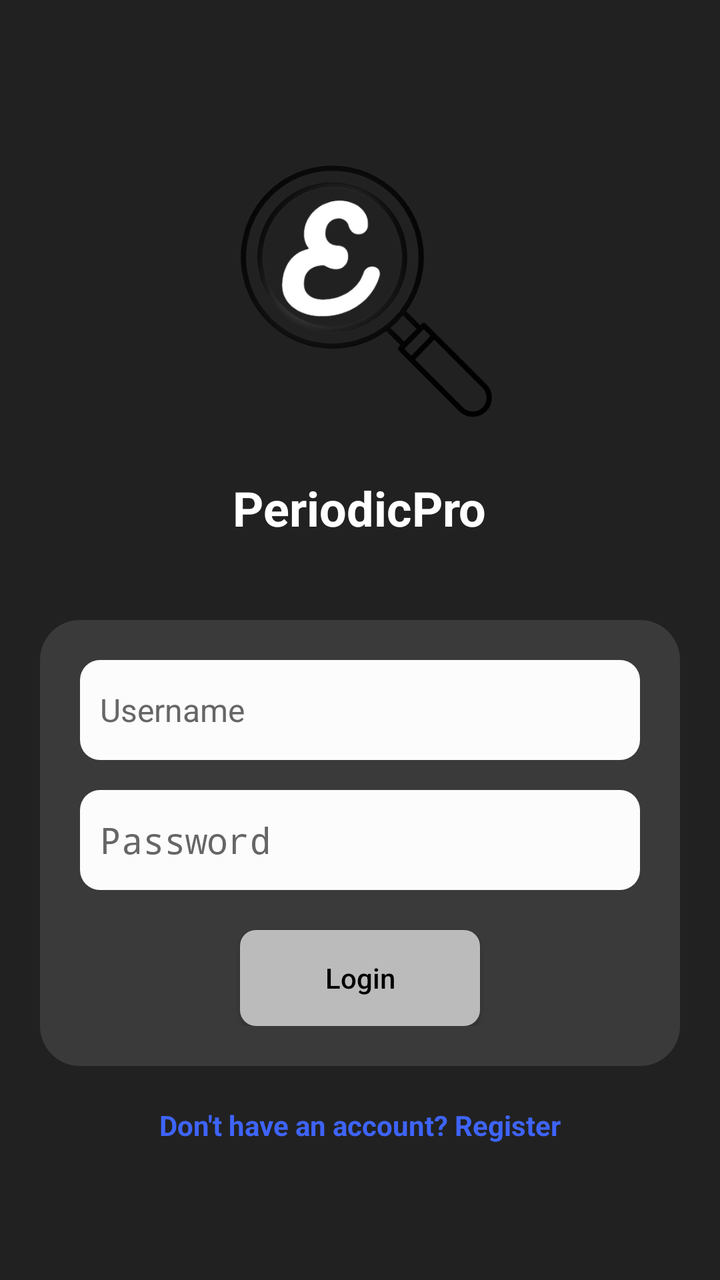
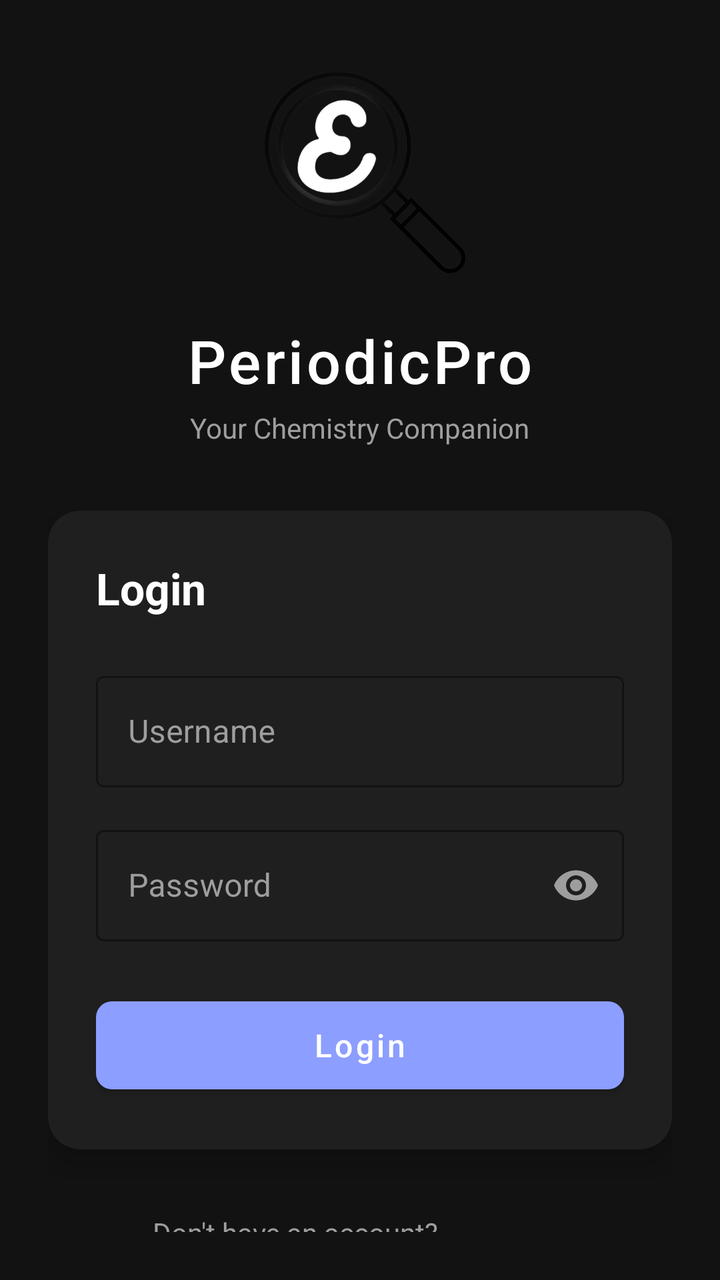

Two renders of the same Android screen: before a commit and after it. Below are the layout's source before the change and the commit's diff.
<!-- AndroidManifest.xml: application theme Theme.PeriodicPro -->
<!-- res/layout/activity_login.xml -->
<?xml version="1.0" encoding="utf-8"?>
<LinearLayout xmlns:android="http://schemas.android.com/apk/res/android"
    xmlns:tools="http://schemas.android.com/tools"
    android:layout_width="match_parent"
    android:layout_height="match_parent"
    android:orientation="vertical"
    android:background="#212121"
    android:gravity="center">

    
    <ImageView
        android:layout_width="150dp"
        android:layout_height="150dp"
        android:src="@drawable/logo"
        android:layout_marginBottom="20dp"/>

    
    <TextView
        android:layout_width="wrap_content"
        android:layout_height="wrap_content"
        android:text="PeriodicPro"
        android:textSize="24sp"
        android:textColor="#FFFFFF"
        android:textStyle="bold"
        android:layout_marginBottom="20dp"/>

    
    <LinearLayout
        android:layout_width="match_parent"
        android:layout_height="wrap_content"
        android:orientation="vertical"
        android:padding="20dp"
        android:layout_margin="20dp"
        android:gravity="center"
        android:layout_marginTop="50dp"
        android:layout_marginBottom="30dp"
        android:paddingTop="40dp"
        android:paddingBottom="40dp"
        android:background="@drawable/rounded_form_bg">

        
        <EditText
            android:id="@+id/edittext_username"
            android:layout_width="match_parent"
            android:layout_height="50dp"
            android:hint="Username"
            android:textColorHint="#666666"
            android:textColor="#000000"
            android:padding="10dp"
            android:layout_marginBottom="15dp"
            android:background="@drawable/rounded_input_bg"
            android:textSize="16sp"
            tools:ignore="VisualLintTextFieldSize" />

        
        <EditText
            android:id="@+id/edittext_password"
            android:layout_width="match_parent"
            android:layout_height="50dp"
            android:hint="Password"
            android:textColorHint="#666666"
            android:textColor="#000000"
            android:padding="10dp"
            android:inputType="textPassword"
            android:layout_marginBottom="20dp"
            android:background="@drawable/rounded_input_bg"
            tools:ignore="VisualLintTextFieldSize" />

        
        <Button
            android:id="@+id/button_login"
            android:layout_width="120dp"
            android:layout_height="48dp"
            android:text="Login"
            android:textColor="#000000"

            android:padding="10dp"
            android:textAllCaps="false"
            android:background="@drawable/rounded_button_bg"/>
    </LinearLayout>

    
    <TextView
        android:id="@+id/button_register"
        android:layout_width="wrap_content"
        android:layout_height="wrap_content"
        android:text="Don't have an account? Register"
        android:textColor="#3e64fa"
        android:textSize="14sp"
        android:clickable="true"
        android:textStyle="bold" />
</LinearLayout>
<!-- resources referenced by this layout -->
<resources>
  <!-- drawable logo: png bitmap (drawable, 91512 bytes) -->
  <!-- drawable rounded_button_bg (drawable) -->
  <?xml version="1.0" encoding="utf-8"?>
  <shape xmlns:android="http://schemas.android.com/apk/res/android"
      android:shape="rectangle">
      <solid android:color="#bbbbbb" />
      <corners android:radius="8dp" />
  </shape>
  <!-- drawable rounded_form_bg (drawable) -->
  <?xml version="1.0" encoding="utf-8"?>
  <shape xmlns:android="http://schemas.android.com/apk/res/android">
      <solid android:color="#3b3a3a"/> 
      <corners android:radius="20dp"/> 
  </shape>
  <!-- drawable rounded_input_bg (drawable) -->
  <?xml version="1.0" encoding="utf-8"?>
  <shape xmlns:android="http://schemas.android.com/apk/res/android">
      <solid android:color="#fcfcfc"/> 
      <corners android:radius="10dp"/> 
  </shape>
  <style name="Theme.PeriodicPro" parent="Theme.AppCompat.DayNight.NoActionBar">
          <item name="colorPrimary">#212121</item>
          <item name="colorPrimaryDark">#171717</item>
          <item name="colorAccent">#00796B</item>
          <item name="android:windowBackground">#212121</item>
      </style>
</resources>

<!-- the commit's change to res/layout/activity_login.xml (unified diff, before → after) -->
@@ -1,92 +1,154 @@
 <?xml version="1.0" encoding="utf-8"?>
 <LinearLayout xmlns:android="http://schemas.android.com/apk/res/android"
     xmlns:tools="http://schemas.android.com/tools"
+    xmlns:app="http://schemas.android.com/apk/res-auto"
     android:layout_width="match_parent"
     android:layout_height="match_parent"
     android:orientation="vertical"
-    android:background="#212121"
-    android:gravity="center">
-
-    
-    <ImageView
-        android:layout_width="150dp"
-        android:layout_height="150dp"
-        android:src="@drawable/logo"
-        android:layout_marginBottom="20dp"/>
-
-    
-    <TextView
-        android:layout_width="wrap_content"
-        android:layout_height="wrap_content"
-        android:text="PeriodicPro"
-        android:textSize="24sp"
-        android:textColor="#FFFFFF"
-        android:textStyle="bold"
-        android:layout_marginBottom="20dp"/>
+    android:background="#121212"
+    android:gravity="center"
+    android:padding="24dp">
 
     
     <LinearLayout
         android:layout_width="match_parent"
         android:layout_height="wrap_content"
         android:orientation="vertical"
-        android:padding="20dp"
-        android:layout_margin="20dp"
         android:gravity="center"
-        android:layout_marginTop="50dp"
-        android:layout_marginBottom="30dp"
-        android:paddingTop="40dp"
-        android:paddingBottom="40dp"
-        android:background="@drawable/rounded_form_bg">
+        android:layout_marginBottom="32dp">
+        
+        
+        <ImageView
+            android:layout_width="120dp"
+            android:layout_height="120dp"
+            android:src="@drawable/logo"
+            android:layout_marginBottom="16dp"/>
 
         
-        <EditText
-            android:id="@+id/edittext_username"
-            android:layout_width="match_parent"
-            android:layout_height="50dp"
-            android:hint="Username"
-            android:textColorHint="#666666"
-            android:textColor="#000000"
-            android:padding="10dp"
-            android:layout_marginBottom="15dp"
-            android:background="@drawable/rounded_input_bg"
-            android:textSize="16sp"
-            tools:ignore="VisualLintTextFieldSize" />
-
+        <TextView
+            android:layout_width="wrap_content"
+            android:layout_height="wrap_content"
+            android:text="PeriodicPro"
+            android:textSize="30sp"
+            android:textColor="#FFFFFF"
+            android:fontFamily="sans-serif-medium"
+            android:letterSpacing="0.05"/>
+            
         
-        <EditText
-            android:id="@+id/edittext_password"
-            android:layout_width="match_parent"
-            android:layout_height="50dp"
-            android:hint="Password"
-            android:textColorHint="#666666"
-            android:textColor="#000000"
-            android:padding="10dp"
-            android:inputType="textPassword"
-            android:layout_marginBottom="20dp"
-            android:background="@drawable/rounded_input_bg"
-            tools:ignore="VisualLintTextFieldSize" />
-
-        
-        <Button
-            android:id="@+id/button_login"
-            android:layout_width="120dp"
-            android:layout_height="48dp"
-            android:text="Login"
-            android:textColor="#000000"
-
-            android:padding="10dp"
-            android:textAllCaps="false"
-            android:background="@drawable/rounded_button_bg"/>
+        <TextView
+            android:layout_width="wrap_content"
+            android:layout_height="wrap_content"
+            android:text="Your Chemistry Companion"
+            android:textSize="14sp"
+            android:textColor="#9E9E9E"
+            android:layout_marginTop="4dp"/>
     </LinearLayout>
 
     
-    <TextView
-        android:id="@+id/button_register"
+    <androidx.cardview.widget.CardView
+        android:layout_width="match_parent"
+        android:layout_height="wrap_content"
+        android:layout_marginBottom="32dp"
+        app:cardCornerRadius="16dp"
+        app:cardBackgroundColor="#1F1F1F"
+        app:cardElevation="8dp">
+
+        <LinearLayout
+            android:layout_width="match_parent"
+            android:layout_height="wrap_content"
+            android:orientation="vertical"
+            android:padding="24dp">
+
+            <TextView
+                android:layout_width="match_parent"
+                android:layout_height="wrap_content"
+                android:text="Login"
+                android:textColor="#FFFFFF"
+                android:textSize="22sp"
+                android:textStyle="bold"
+                android:layout_marginBottom="24dp" />
+
+            
+            <com.google.android.material.textfield.TextInputLayout
+                android:layout_width="match_parent"
+                android:layout_height="wrap_content"
+                android:layout_marginBottom="16dp"
+                android:hint="Username"
+                app:hintTextColor="#8C9EFF"
+                android:textColorHint="#9E9E9E"
+                app:boxStrokeColor="#8C9EFF"
+                style="@style/Widget.MaterialComponents.TextInputLayout.OutlinedBox">
+
+                <com.google.android.material.textfield.TextInputEditText
+                    android:id="@+id/edittext_username"
+                    android:layout_width="match_parent"
+                    android:layout_height="wrap_content"
+                    android:textColor="#FFFFFF"
+                    android:textSize="16sp"
+                    android:inputType="text" />
+            </com.google.android.material.textfield.TextInputLayout>
+
+            
+            <com.google.android.material.textfield.TextInputLayout
+                android:layout_width="match_parent"
+                android:layout_height="wrap_content"
+                android:layout_marginBottom="24dp"
+                android:hint="Password"
+                app:hintTextColor="#8C9EFF"
+                android:textColorHint="#9E9E9E"
+                app:boxStrokeColor="#8C9EFF"
+                app:passwordToggleEnabled="true"
+                app:passwordToggleTint="#9E9E9E"
+                style="@style/Widget.MaterialComponents.TextInputLayout.OutlinedBox">
+
+                <com.google.android.material.textfield.TextInputEditText
+                    android:id="@+id/edittext_password"
+                    android:layout_width="match_parent"
+                    android:layout_height="wrap_content"
+                    android:textColor="#FFFFFF"
+                    android:textSize="16sp"
+                    android:inputType="textPassword" />
+            </com.google.android.material.textfield.TextInputLayout>
+
+            
+            <com.google.android.material.button.MaterialButton
+                android:id="@+id/button_login"
+                android:layout_width="match_parent"
+                android:layout_height="56dp"
+                android:text="Login"
+                android:textColor="#FFFFFF"
+                android:textSize="16sp"
+                app:cornerRadius="8dp"
+                app:backgroundTint="#8C9EFF"
+                android:textAllCaps="false" />
+        </LinearLayout>
+    </androidx.cardview.widget.CardView>
+
+    
+    <LinearLayout
         android:layout_width="wrap_content"
         android:layout_height="wrap_content"
-        android:text="Don't have an account? Register"
-        android:textColor="#3e64fa"
-        android:textSize="14sp"
-        android:clickable="true"
-        android:textStyle="bold" />
+        android:orientation="horizontal"
+        android:gravity="center">
+        
+        <TextView
+            android:layout_width="wrap_content"
+            android:layout_height="wrap_content"
+            android:text="Don't have an account? "
+            android:textColor="#9E9E9E"
+            android:textSize="14sp" />
+            
+        <TextView
+            android:id="@+id/button_register"
+            android:layout_width="wrap_content"
+            android:layout_height="wrap_content"
+            android:text="Register"
+            android:textColor="#8C9EFF"
+            android:textSize="14sp"
+            android:clickable="true"
+            android:focusable="true"
+            android:textStyle="bold"
+            android:background="?attr/selectableItemBackground"
+            android:padding="4dp" />
+    </LinearLayout>
 </LinearLayout>
<!-- resource entries referenced after the edit -->
@@ -1,30 +1,14 @@
 <!-- resources referenced by this layout -->
 <resources>
   <!-- drawable logo: png bitmap (drawable, 91512 bytes) -->
-  <!-- drawable rounded_button_bg (drawable) -->
-  <?xml version="1.0" encoding="utf-8"?>
-  <shape xmlns:android="http://schemas.android.com/apk/res/android"
-      android:shape="rectangle">
-      <solid android:color="#bbbbbb" />
-      <corners android:radius="8dp" />
-  </shape>
-  <!-- drawable rounded_form_bg (drawable) -->
-  <?xml version="1.0" encoding="utf-8"?>
-  <shape xmlns:android="http://schemas.android.com/apk/res/android">
-      <solid android:color="#3b3a3a"/> 
-      <corners android:radius="20dp"/> 
-  </shape>
-  <!-- drawable rounded_input_bg (drawable) -->
-  <?xml version="1.0" encoding="utf-8"?>
-  <shape xmlns:android="http://schemas.android.com/apk/res/android">
-      <solid android:color="#fcfcfc"/> 
-      <corners android:radius="10dp"/> 
-  </shape>
-  <style name="Theme.PeriodicPro" parent="Theme.AppCompat.DayNight.NoActionBar">
+  <style name="Theme.PeriodicPro" parent="Theme.MaterialComponents.DayNight.NoActionBar">
           <item name="colorPrimary">#212121</item>
           <item name="colorPrimaryDark">#171717</item>
           <item name="colorAccent">#00796B</item>
           <item name="android:windowBackground">#212121</item>
+          <item name="colorSecondary">#1976D2</item>
+          <item name="colorSurface">#1F1F1F</item>
+          <item name="colorOnSurface">#FFFFFF</item>
       </style>
 </resources>
 
